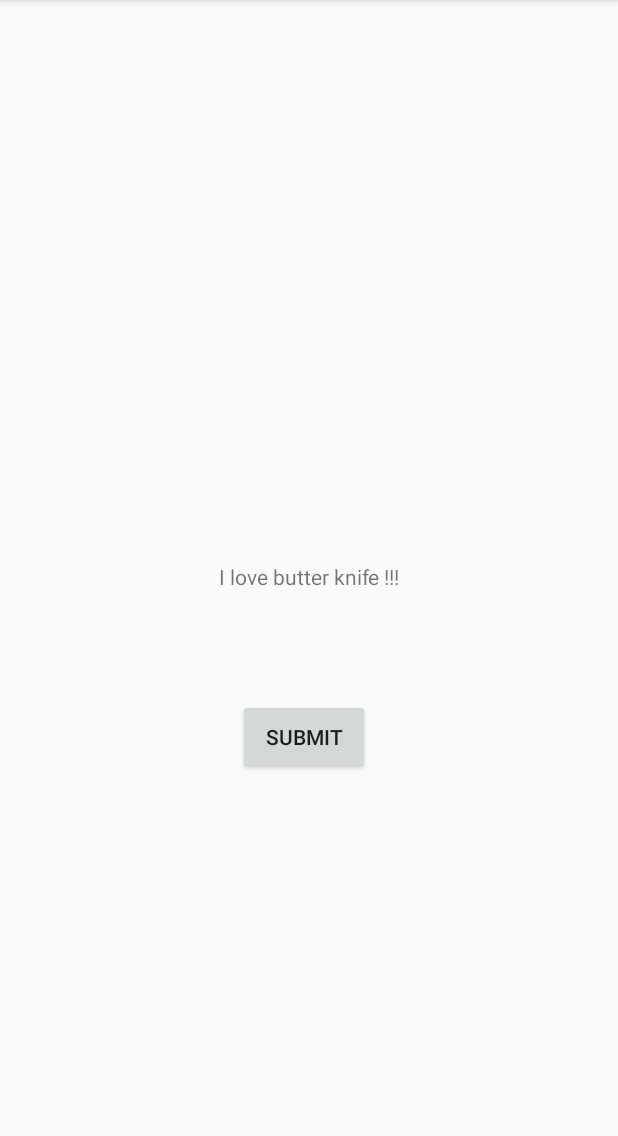
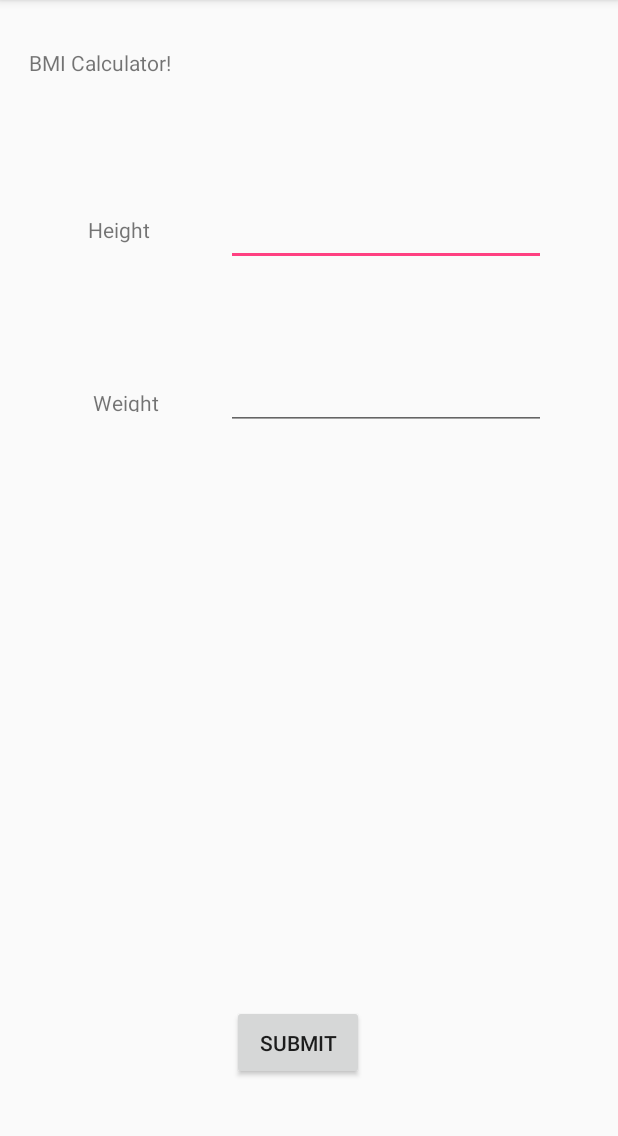
Before and after one commit to fifanickz/AndroidWorkshop, an Android app: the screen it shows after launch (MainActivity), after a tap on "SUBMIT", on a phone screen of 412 x 824 dp, the part 84-1220 px from its top. Run offline under Robolectric (Android 15) with nearby library versions, the phone set to English and light mode, and no system bars; our stand-ins replace ButterKnife; 2 statements that could not run were skipped.

Commit message:
update bmi calculator

```diff
--- a/app/src/main/java/com/arit/demo/demo2/MainActivity.java
+++ b/app/src/main/java/com/arit/demo/demo2/MainActivity.java
@@ -2,6 +2,7 @@ package com.arit.demo.demo2;
 
 import android.support.v7.app.AppCompatActivity;
 import android.os.Bundle;
+import android.widget.EditText;
 import android.widget.TextView;
 import butterknife.BindView;
 import butterknife.ButterKnife;
@@ -9,7 +10,9 @@ import butterknife.OnClick;
 
 public class MainActivity extends AppCompatActivity{
     @BindView(R.id.tvMessage) TextView tvMessage;
-
+    @BindView(R.id.tvResult) TextView tvResult;
+    @BindView(R.id.etHeight) EditText etHeight;
+    @BindView(R.id.etWeight) EditText etWeight;
     @Override
     protected void onCreate(Bundle savedInstanceState) {
         super.onCreate(savedInstanceState);
@@ -19,7 +22,42 @@ public class MainActivity extends AppCompatActivity{
 
     @OnClick(R.id.btnSubmit)
     public void doClickHello(){
-        this.tvMessage.setText("I love butter knife !!!");
+        this.tvResult.setText(adviceResult());
+
+    }
+
+    public String adviceResult(){
+      double bmi =  calBMI();
+      String result = new String();
+      if (bmi < 15 ) {
+          result = adviceFormat(bmi, "Very severely underweight");
+      } else if (bmi >= 15 && bmi <=16 ) {
+          result = adviceFormat(bmi, "Severely underweight");
+      } else if (bmi > 16 && bmi <=18.5 ) {
+
+          result =  adviceFormat(bmi, "Underweight");
+      } else if (bmi > 18.5 && bmi <= 25 ) {
+          result = adviceFormat(bmi, "Normal (healthy weight)");
+      } else if (bmi > 25 && bmi <= 30 ) {
+          result = adviceFormat(bmi, "Overweight");
+      } else if (bmi > 30 && bmi <=35 ) {
+          result = adviceFormat(bmi, "Moderately obese");
+      } else if (bmi > 35 && bmi <=40 ) {
+          result = adviceFormat(bmi, "Severely obese");
+      } else if (bmi > 40  ) {
+          result =  adviceFormat(bmi, "Very severely obese");
+      }
+        return result;
+    }
+
+    public String adviceFormat(double bmi , String wording){
+       return String.format("Your BMI is  %.2f : %s", bmi,wording);
+    }
+
+    public double calBMI() {
+        double  weight = Double.parseDouble(etWeight.getText().toString());
+        double height = Double.parseDouble(etHeight.getText().toString());
+        return weight / Math.pow(height/100,2);
     }
 
 }
--- a/app/src/main/res/layout/activity_main.xml
+++ b/app/src/main/res/layout/activity_main.xml
@@ -10,8 +10,9 @@
         android:id="@+id/tvMessage"
         android:layout_width="wrap_content"
         android:layout_height="wrap_content"
-        android:text="Hello World!"
-        app:layout_constraintBottom_toBottomOf="parent"
+        android:layout_marginTop="32dp"
+        android:text="BMI Calculator!"
+        app:layout_constraintHorizontal_bias="0.06"
         app:layout_constraintLeft_toLeftOf="parent"
         app:layout_constraintRight_toRightOf="parent"
         app:layout_constraintTop_toTopOf="parent" />
@@ -20,13 +21,78 @@
         android:id="@+id/btnSubmit"
         android:layout_width="wrap_content"
         android:layout_height="50dp"
+        android:layout_marginBottom="48dp"
         android:layout_marginEnd="8dp"
         android:layout_marginStart="64dp"
-        android:layout_marginTop="72dp"
         android:text="@string/btnSubmit"
+        app:layout_constraintBottom_toBottomOf="parent"
         app:layout_constraintEnd_toEndOf="parent"
-        app:layout_constraintHorizontal_bias="0.375"
+        app:layout_constraintHorizontal_bias="0.36"
+        app:layout_constraintStart_toStartOf="parent" />
+
+    <EditText
+        android:id="@+id/etHeight"
+        android:layout_width="wrap_content"
+        android:layout_height="wrap_content"
+        android:layout_marginEnd="48dp"
+        android:layout_marginTop="132dp"
+        android:ems="10"
+        android:inputType="numberDecimal"
+
+        app:layout_constraintEnd_toEndOf="parent"
+        app:layout_constraintTop_toTopOf="parent" />
+
+    <EditText
+        android:id="@+id/etWeight"
+        android:layout_width="wrap_content"
+        android:layout_height="wrap_content"
+        android:layout_marginEnd="48dp"
+        android:layout_marginTop="64dp"
+        android:ems="10"
+        android:inputType="numberDecimal"
+        app:layout_constraintEnd_toEndOf="parent"
+        app:layout_constraintTop_toBottomOf="@+id/etHeight" />
+
+    <TextView
+        android:id="@+id/tvHeight"
+        android:layout_width="wrap_content"
+        android:layout_height="wrap_content"
+        android:layout_marginEnd="8dp"
+        android:layout_marginStart="16dp"
+        android:layout_marginTop="92dp"
+        android:text="Height"
+        app:layout_constraintEnd_toStartOf="@+id/etHeight"
         app:layout_constraintStart_toStartOf="parent"
         app:layout_constraintTop_toBottomOf="@+id/tvMessage" />
 
+    <TextView
+        android:id="@+id/tvWeight"
+        android:layout_width="wrap_content"
+        android:layout_height="16dp"
+        android:layout_marginEnd="8dp"
+        android:layout_marginStart="16dp"
+        android:layout_marginTop="96dp"
+        android:text="Weight"
+        app:layout_constraintEnd_toStartOf="@+id/etWeight"
+        app:layout_constraintHorizontal_bias="0.555"
+        app:layout_constraintStart_toStartOf="parent"
+        app:layout_constraintTop_toBottomOf="@+id/tvHeight" />
+
+    <TextView
+        android:id="@+id/tvResult"
+        android:layout_width="wrap_content"
+        android:layout_height="wrap_content"
+        android:layout_marginBottom="8dp"
+        android:layout_marginEnd="8dp"
+        android:layout_marginStart="8dp"
+        android:layout_marginTop="52dp"
+        android:text="TextView"
+        app:layout_constraintBottom_toTopOf="@+id/btnSubmit"
+        app:layout_constraintEnd_toEndOf="parent"
+        app:layout_constraintStart_toStartOf="parent"
+        app:layout_constraintTop_toBottomOf="@+id/etWeight"
+        app:layout_constraintVertical_bias="0.347"
+        tools:ignore="MissingConstraints" />
+
+
 </android.support.constraint.ConstraintLayout>
--- a/app/src/main/res/values/strings.xml
+++ b/app/src/main/res/values/strings.xml
@@ -2,4 +2,5 @@
     <string name="app_name">Demo2</string>
     <string name="app_title">Demo2</string>
     <string name="btnSubmit">Submit</string>
+    <string name="tvHeight">Height</string>
 </resources>
```
